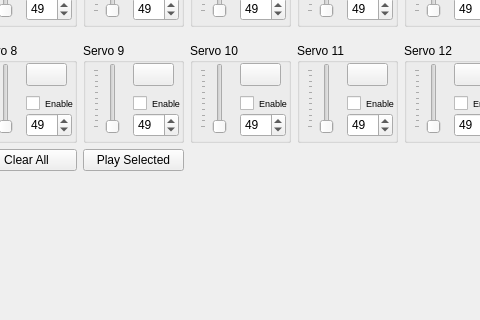
Above: src/servoboard_main.ui from jgen/ServoControl before the change; both pictures show x 142 to 622 and y 122 to 442 of the 732 by 539 pixel window. Below: the same form after it.
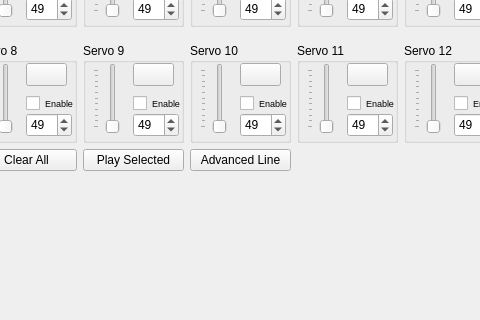
That is the form after the change. Icons and pictures are not drawn.

Commit message: Added the advanced line options dialog to the servo_main page, and touched up the code and look

```diff
--- a/src/servoboard_main.ui
+++ b/src/servoboard_main.ui
@@ -1410,6 +1410,13 @@
        </item>
       </layout>
      </item>
+     <item row="4" column="3">
+      <widget class="QPushButton" name="btnAdvancedLineOptions">
+       <property name="text">
+        <string>Advanced Line</string>
+       </property>
+      </widget>
+     </item>
     </layout>
    </item>
   </layout>
```
The commit also changes 5 other files.
